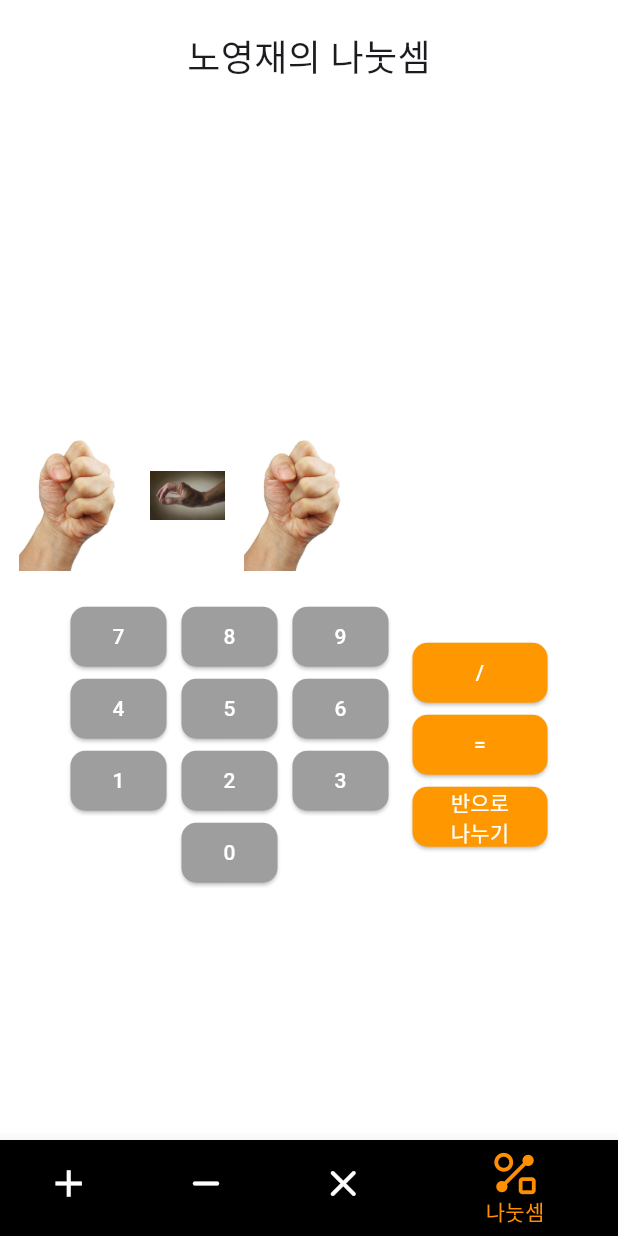
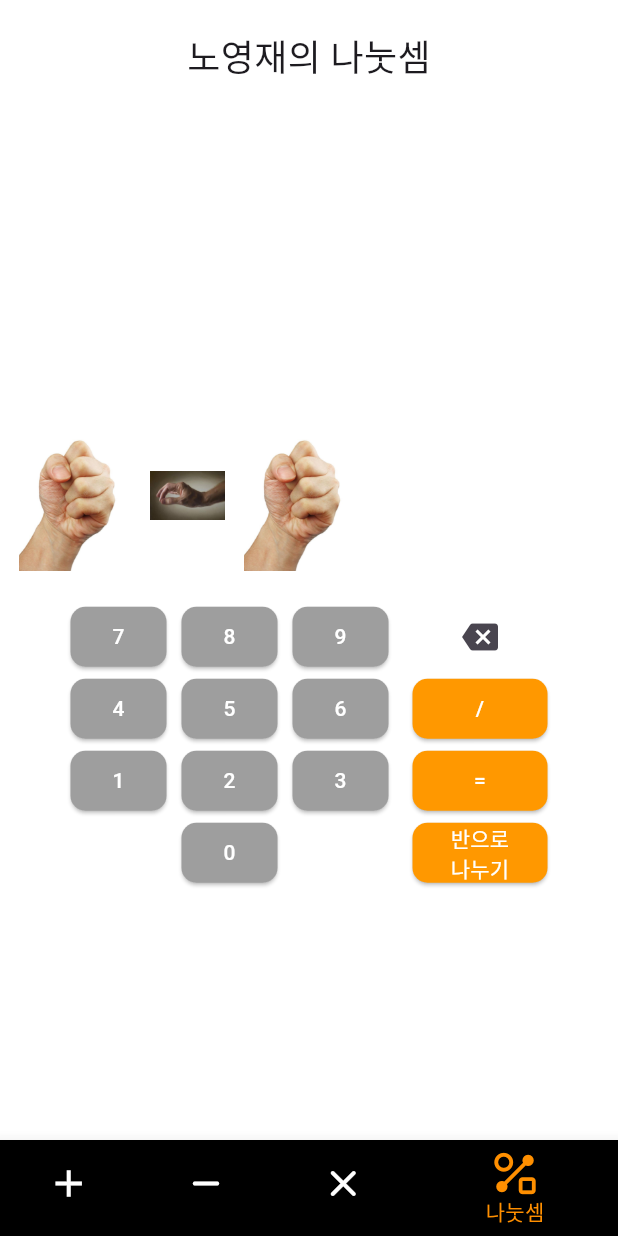
Before and after one commit to FlutterCalculat/Flutter, a Flutter app: the screen it shows after launch, item 4 of the bottom bar chosen, on a phone screen of 412 x 824 dp. Run offline on Flutter 3.47's test engine with Material 3 defaults, Android fonts, the phone set to English and light mode, and no system bars.

Commit message:
add delete function

```diff
--- a/lib/divistion/screen/division_screen.dart
+++ b/lib/divistion/screen/division_screen.dart
@@ -78,6 +78,26 @@ class _DivisionScreenState extends State<DivisionScreen> {
                 SizedBox(width: 16),
                 Column(
                   children: [
+                    IconButton(
+                      style: IconButton.styleFrom(
+                        minimumSize: Size(90, 40),
+                        shape: RoundedRectangleBorder(
+                          borderRadius: BorderRadius.circular(10),
+                        ),
+                      ),
+                      onPressed: () {
+                        setState(() {
+                          // `check`와 `show`의 마지막 문자를 제거
+                          if (check.isNotEmpty) {
+                            check = check.substring(0, check.length - 1);
+                          }
+                          if (show.isNotEmpty) {
+                            show = show.substring(0, show.length - 1);
+                          }
+                        });
+                      },
+                      icon: Icon(Icons.backspace),
+                    ),
                     ElevatedButton(
                       style: ElevatedButton.styleFrom(
                           minimumSize: Size(90, 40),
```
